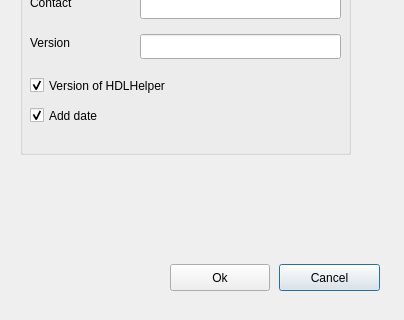
DRubioG/HDLHelper, file src/UI/UIs/HDLHelper_preferences_UI.ui: the form before one commit; both pictures show x 0 to 404 and y 156 to 476 of the 404 by 476 pixel window.
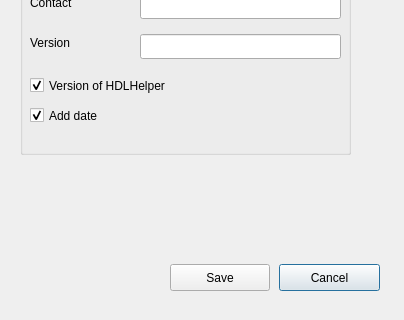
The form after the commit. Icons and pictures are not drawn.

What changed in the file:
```diff
--- a/src/UI/UIs/HDLHelper_preferences_UI.ui
+++ b/src/UI/UIs/HDLHelper_preferences_UI.ui
@@ -213,7 +213,7 @@
     </rect>
    </property>
    <property name="text">
-    <string>Ok</string>
+    <string>Save</string>
    </property>
   </widget>
  </widget>
```
Left out of the diff: 4 changed lines with no effect on the pictures.
